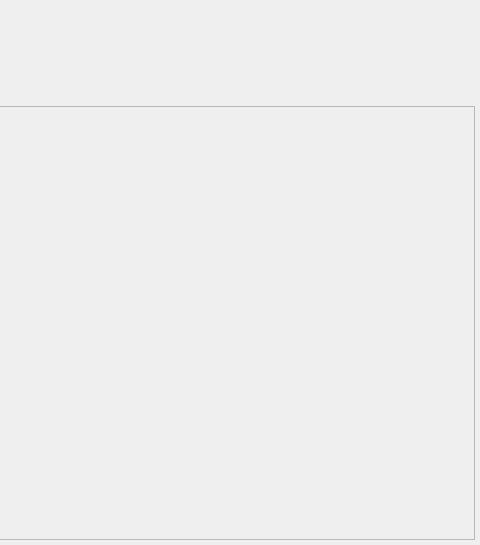
Old version of the form OneKeyHide/ui/onekeyhide.ui in the repository BiteBit/OneKeyHide; both pictures show x 429 to 909 and y 0 to 545 of the 909 by 545 pixel window.
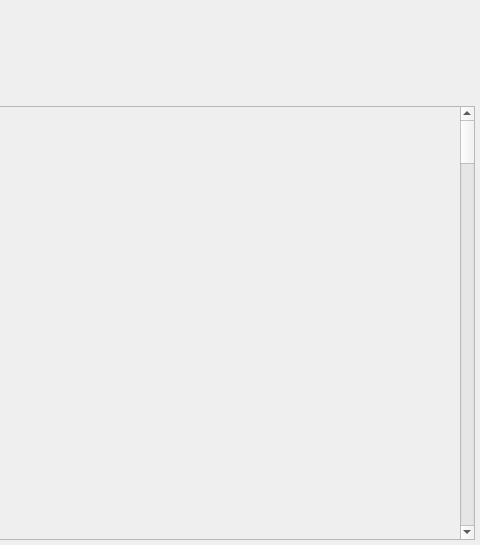
New version of the form. The open tabs and pages were chosen to show the change.

```diff
--- a/OneKeyHide/ui/onekeyhide.ui
+++ b/OneKeyHide/ui/onekeyhide.ui
@@ -495,10 +495,16 @@
            <rect>
             <x>0</x>
             <y>0</y>
-            <width>897</width>
-            <height>432</height>
+            <width>880</width>
+            <height>7000</height>
            </rect>
           </property>
+          <property name="minimumSize">
+           <size>
+            <width>0</width>
+            <height>7000</height>
+           </size>
+          </property>
          </widget>
         </widget>
        </item>
```
